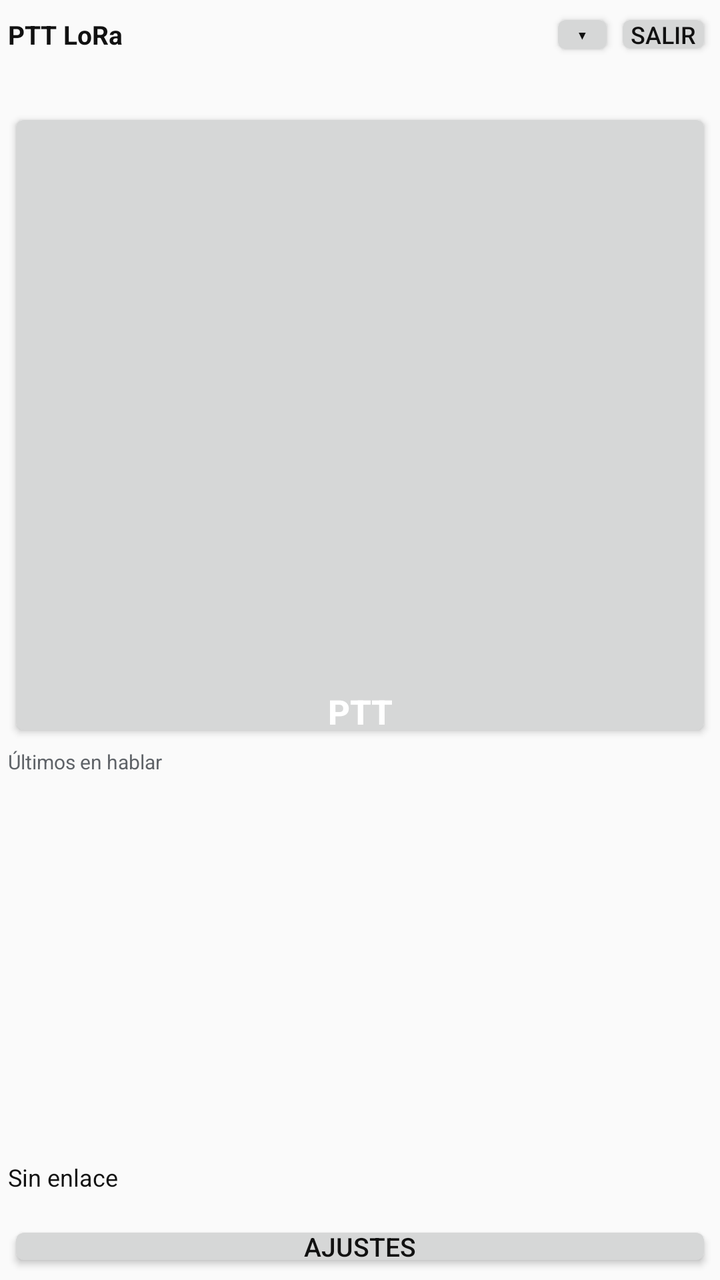
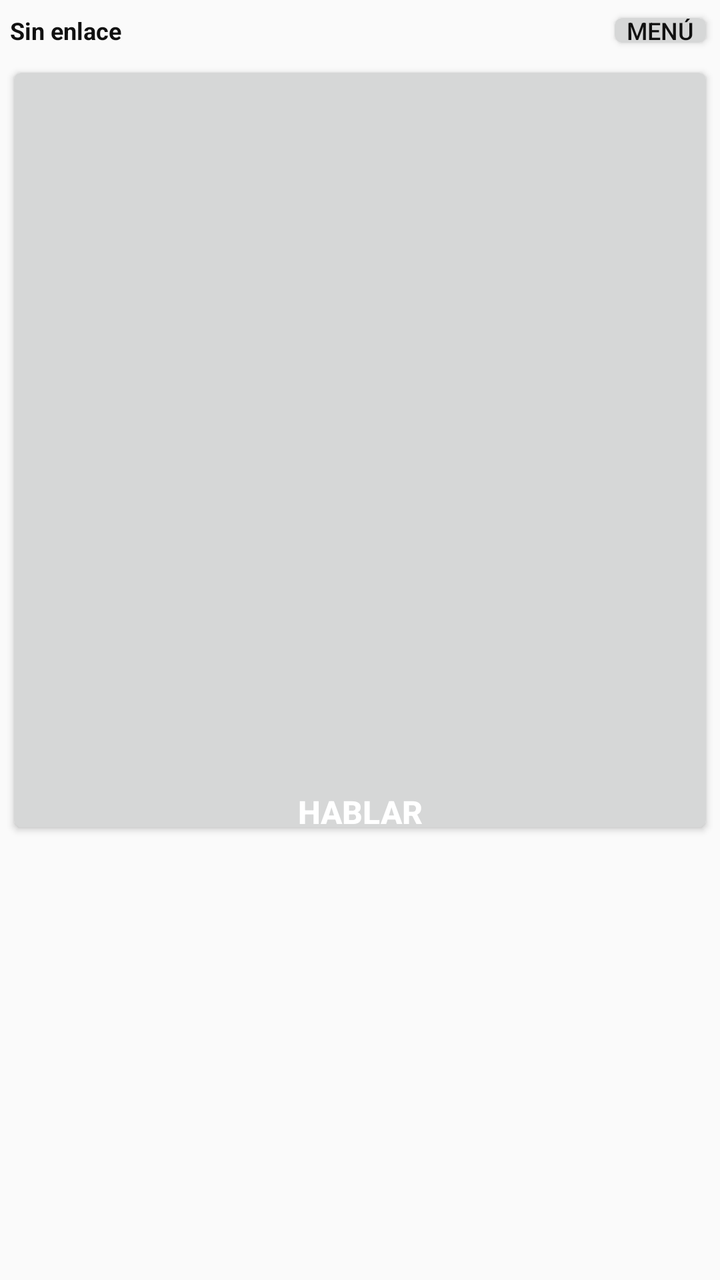

Screens rendered from an Android XML layout before and after an edit, with the pre-edit source and the edit as a unified diff.
<!-- AndroidManifest.xml: application theme TemaPTT -->
<!-- res/layout/principal_poc.xml -->
<?xml version="1.0" encoding="utf-8"?>
<LinearLayout xmlns:android="http://schemas.android.com/apk/res/android"
    android:orientation="vertical"
    android:layout_width="match_parent"
    android:layout_height="match_parent"
    android:background="@color/fondo"
    android:padding="4dp">

    <LinearLayout
        android:layout_width="match_parent" android:layout_height="wrap_content"
        android:orientation="horizontal"
        android:gravity="center_vertical">
        <TextView android:id="@+id/titulo"
            android:layout_width="0dp" android:layout_weight="1"
            android:layout_height="wrap_content"
            android:textSize="13sp" android:textStyle="bold"
            android:textColor="@color/texto"
            android:singleLine="true" android:ellipsize="end"
            android:text="PTT LoRa" />
        <Button android:id="@+id/plegar"
            android:layout_width="wrap_content" android:layout_height="wrap_content"
            android:minWidth="0dp" android:minHeight="0dp"
            android:paddingLeft="14dp" android:paddingRight="14dp"
            android:paddingTop="5dp" android:paddingBottom="5dp"
            android:textSize="12sp"
            android:text="▾" />
        <Button android:id="@+id/salir"
            android:layout_width="wrap_content" android:layout_height="wrap_content"
            android:minWidth="0dp" android:minHeight="0dp"
            android:paddingLeft="8dp" android:paddingRight="8dp"
            android:paddingTop="5dp" android:paddingBottom="5dp"
            android:textSize="12sp"
            android:text="Salir" />
    </LinearLayout>

    <TextView android:id="@+id/quien"
        android:layout_width="match_parent" android:layout_height="wrap_content"
        android:textSize="15sp" android:textStyle="bold"
        android:textColor="@color/texto"
        android:singleLine="true" android:ellipsize="end"
        android:paddingTop="1dp" android:paddingBottom="2dp" />

    <Button android:id="@+id/ptt"
        android:layout_width="match_parent" android:layout_height="0dp"
        android:layout_weight="5"
        android:textSize="17sp" android:textStyle="bold"
        android:textColor="#ffffff"
        android:gravity="bottom|center_horizontal"
        android:paddingBottom="4dp"
        android:singleLine="true"
        android:text="PTT" />

    <TextView android:id="@+id/rueda_titulo"
        android:layout_width="match_parent" android:layout_height="wrap_content"
        android:textSize="10sp" android:textColor="@color/texto_flojo"
        android:paddingTop="3dp"
        android:text="Últimos en hablar" />
    <LinearLayout android:id="@+id/rueda"
        android:orientation="vertical"
        android:layout_width="match_parent" android:layout_height="0dp"
        android:layout_weight="3" />

    <LinearLayout android:id="@+id/panel"
        android:orientation="vertical"
        android:layout_width="match_parent" android:layout_height="wrap_content">
        <TextView android:id="@+id/estado"
            android:layout_width="match_parent" android:layout_height="wrap_content"
            android:paddingTop="2dp"
            android:textSize="12sp" android:maxLines="2" android:ellipsize="end"
            android:text="Sin enlace" />
        <TextView android:id="@+id/log"
            android:layout_width="match_parent" android:layout_height="wrap_content"
            android:textSize="10sp" android:textColor="@color/texto_flojo"
            android:singleLine="true" android:ellipsize="end" />
        <Button android:id="@+id/ajustes"
            android:layout_width="match_parent" android:layout_height="wrap_content"
            android:minHeight="0dp" android:textSize="13sp"
            android:paddingTop="4dp" android:paddingBottom="4dp"
            android:text="Ajustes" />
    </LinearLayout>
</LinearLayout>
<!-- resources referenced by this layout -->
<resources>
  <color name="fondo">#FAFAFA</color>
  <color name="texto">#111111</color>
  <color name="texto_flojo">#5F6368</color>
  <style name="TemaPTT" parent="@android:style/Theme.DeviceDefault.Light">
          <item name="android:windowBackground">@color/fondo</item>
          
          <item name="android:windowActionBar">false</item>
          <item name="android:windowNoTitle">true</item>
          <item name="android:textColor">@color/texto</item>
      </style>
</resources>

<!-- the commit's change to res/layout/principal_poc.xml (unified diff, before → after) -->
@@ -4,78 +4,64 @@
     android:layout_width="match_parent"
     android:layout_height="match_parent"
     android:background="@color/fondo"
-    android:padding="4dp">
+    android:padding="3dp">
 
     <LinearLayout
         android:layout_width="match_parent" android:layout_height="wrap_content"
         android:orientation="horizontal"
         android:gravity="center_vertical">
-        <TextView android:id="@+id/titulo"
+        <TextView android:id="@+id/estado"
             android:layout_width="0dp" android:layout_weight="1"
             android:layout_height="wrap_content"
-            android:textSize="13sp" android:textStyle="bold"
-            android:textColor="@color/texto"
+            android:textSize="12sp" android:textStyle="bold"
             android:singleLine="true" android:ellipsize="end"
-            android:text="PTT LoRa" />
+            android:paddingLeft="2dp"
+            android:text="Sin enlace" />
         <Button android:id="@+id/plegar"
             android:layout_width="wrap_content" android:layout_height="wrap_content"
             android:minWidth="0dp" android:minHeight="0dp"
-            android:paddingLeft="14dp" android:paddingRight="14dp"
-            android:paddingTop="5dp" android:paddingBottom="5dp"
+            android:paddingLeft="10dp" android:paddingRight="10dp"
+            android:paddingTop="4dp" android:paddingBottom="4dp"
             android:textSize="12sp"
-            android:text="▾" />
-        <Button android:id="@+id/salir"
-            android:layout_width="wrap_content" android:layout_height="wrap_content"
-            android:minWidth="0dp" android:minHeight="0dp"
-            android:paddingLeft="8dp" android:paddingRight="8dp"
-            android:paddingTop="5dp" android:paddingBottom="5dp"
-            android:textSize="12sp"
-            android:text="Salir" />
+            android:text="Menú" />
+        <TextView android:id="@+id/titulo" android:visibility="gone"
+            android:layout_width="0dp" android:layout_height="0dp" />
+        <Button android:id="@+id/salir" android:visibility="gone"
+            android:layout_width="0dp" android:layout_height="0dp" />
     </LinearLayout>
+
+    <Button android:id="@+id/ptt"
+        android:layout_width="match_parent" android:layout_height="0dp"
+        android:layout_weight="6"
+        android:layout_marginTop="3dp"
+        android:textSize="16sp" android:textStyle="bold"
+        android:textColor="#ffffff"
+        android:gravity="bottom|center_horizontal"
+        android:paddingBottom="3dp"
+        android:singleLine="true"
+        android:text="HABLAR" />
 
     <TextView android:id="@+id/quien"
         android:layout_width="match_parent" android:layout_height="wrap_content"
         android:textSize="15sp" android:textStyle="bold"
         android:textColor="@color/texto"
         android:singleLine="true" android:ellipsize="end"
-        android:paddingTop="1dp" android:paddingBottom="2dp" />
+        android:paddingTop="2dp" />
 
-    <Button android:id="@+id/ptt"
-        android:layout_width="match_parent" android:layout_height="0dp"
-        android:layout_weight="5"
-        android:textSize="17sp" android:textStyle="bold"
-        android:textColor="#ffffff"
-        android:gravity="bottom|center_horizontal"
-        android:paddingBottom="4dp"
-        android:singleLine="true"
-        android:text="PTT" />
-
-    <TextView android:id="@+id/rueda_titulo"
-        android:layout_width="match_parent" android:layout_height="wrap_content"
-        android:textSize="10sp" android:textColor="@color/texto_flojo"
-        android:paddingTop="3dp"
-        android:text="Últimos en hablar" />
+    <TextView android:id="@+id/rueda_titulo" android:visibility="gone"
+        android:layout_width="0dp" android:layout_height="0dp" />
     <LinearLayout android:id="@+id/rueda"
         android:orientation="vertical"
         android:layout_width="match_parent" android:layout_height="0dp"
-        android:layout_weight="3" />
+        android:layout_weight="3"
+        android:paddingTop="1dp" />
 
-    <LinearLayout android:id="@+id/panel"
+    <LinearLayout android:id="@+id/panel" android:visibility="gone"
         android:orientation="vertical"
-        android:layout_width="match_parent" android:layout_height="wrap_content">
-        <TextView android:id="@+id/estado"
-            android:layout_width="match_parent" android:layout_height="wrap_content"
-            android:paddingTop="2dp"
-            android:textSize="12sp" android:maxLines="2" android:ellipsize="end"
-            android:text="Sin enlace" />
+        android:layout_width="0dp" android:layout_height="0dp">
         <TextView android:id="@+id/log"
-            android:layout_width="match_parent" android:layout_height="wrap_content"
-            android:textSize="10sp" android:textColor="@color/texto_flojo"
-            android:singleLine="true" android:ellipsize="end" />
+            android:layout_width="0dp" android:layout_height="0dp" />
         <Button android:id="@+id/ajustes"
-            android:layout_width="match_parent" android:layout_height="wrap_content"
-            android:minHeight="0dp" android:textSize="13sp"
-            android:paddingTop="4dp" android:paddingBottom="4dp"
-            android:text="Ajustes" />
+            android:layout_width="0dp" android:layout_height="0dp" />
     </LinearLayout>
 </LinearLayout>
<!-- resource entries referenced after the edit -->
@@ -2,7 +2,6 @@
 <resources>
   <color name="fondo">#FAFAFA</color>
   <color name="texto">#111111</color>
-  <color name="texto_flojo">#5F6368</color>
   <style name="TemaPTT" parent="@android:style/Theme.DeviceDefault.Light">
           <item name="android:windowBackground">@color/fondo</item>
           
